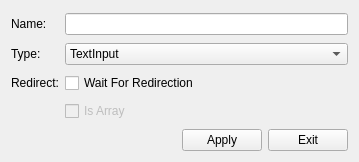
The window that Interface/editelement.ui (TimeToStop/QtBrowser) describes before a commit, drawn with Qt 5.
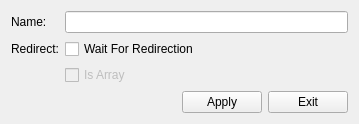
The same window after the commit.

Commit message: Type of Element  is erased

The edit to the form file:
```diff
--- a/Interface/editelement.ui
+++ b/Interface/editelement.ui
@@ -7,7 +7,7 @@
     <x>0</x>
     <y>0</y>
     <width>359</width>
-    <height>162</height>
+    <height>121</height>
    </rect>
   </property>
   <property name="windowTitle">
@@ -33,57 +33,17 @@
        </item>
        <item>
         <layout class="QGridLayout" name="gridLayout">
-         <item row="1" column="0">
-          <widget class="QLabel" name="label_2">
-           <property name="text">
-            <string>Type:</string>
-           </property>
-          </widget>
-         </item>
-         <item row="0" column="1">
-          <widget class="QLineEdit" name="name"/>
-         </item>
-         <item row="2" column="0">
-          <widget class="QLabel" name="label_3">
-           <property name="text">
-            <string>Redirect:</string>
-           </property>
-          </widget>
-         </item>
          <item row="1" column="1">
-          <widget class="QComboBox" name="type">
-           <item>
-            <property name="text">
-             <string>TextInput</string>
-            </property>
-           </item>
-           <item>
-            <property name="text">
-             <string>Readable</string>
-            </property>
-           </item>
-           <item>
-            <property name="text">
-             <string>Clickable</string>
-            </property>
-           </item>
-          </widget>
-         </item>
-         <item row="0" column="0">
-          <widget class="QLabel" name="label">
-           <property name="text">
-            <string>Name:</string>
-           </property>
-          </widget>
-         </item>
-         <item row="2" column="1">
           <widget class="QCheckBox" name="redirect">
            <property name="text">
             <string>Wait For Redirection</string>
            </property>
           </widget>
          </item>
-         <item row="3" column="1">
+         <item row="0" column="1">
+          <widget class="QLineEdit" name="name"/>
+         </item>
+         <item row="2" column="1">
           <widget class="QCheckBox" name="is_array">
            <property name="enabled">
             <bool>false</bool>
@@ -96,6 +56,20 @@
            </property>
           </widget>
          </item>
+         <item row="0" column="0">
+          <widget class="QLabel" name="label">
+           <property name="text">
+            <string>Name:</string>
+           </property>
+          </widget>
+         </item>
+         <item row="1" column="0">
+          <widget class="QLabel" name="label_3">
+           <property name="text">
+            <string>Redirect:</string>
+           </property>
+          </widget>
+         </item>
         </layout>
        </item>
       </layout>
```
The commit also changes 20 other files.
